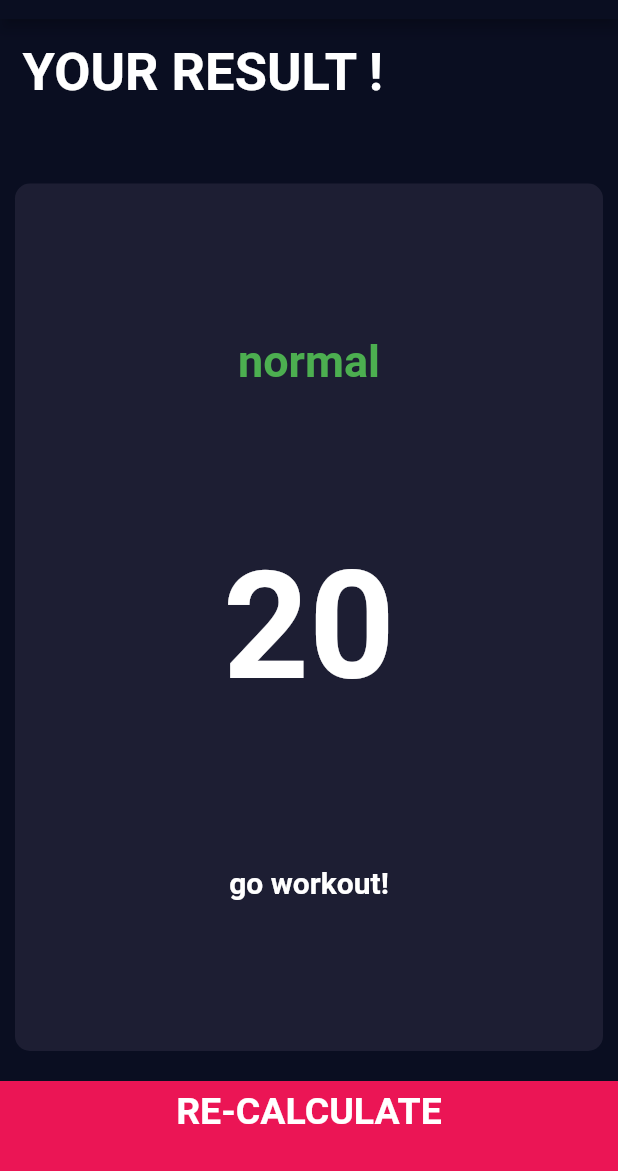
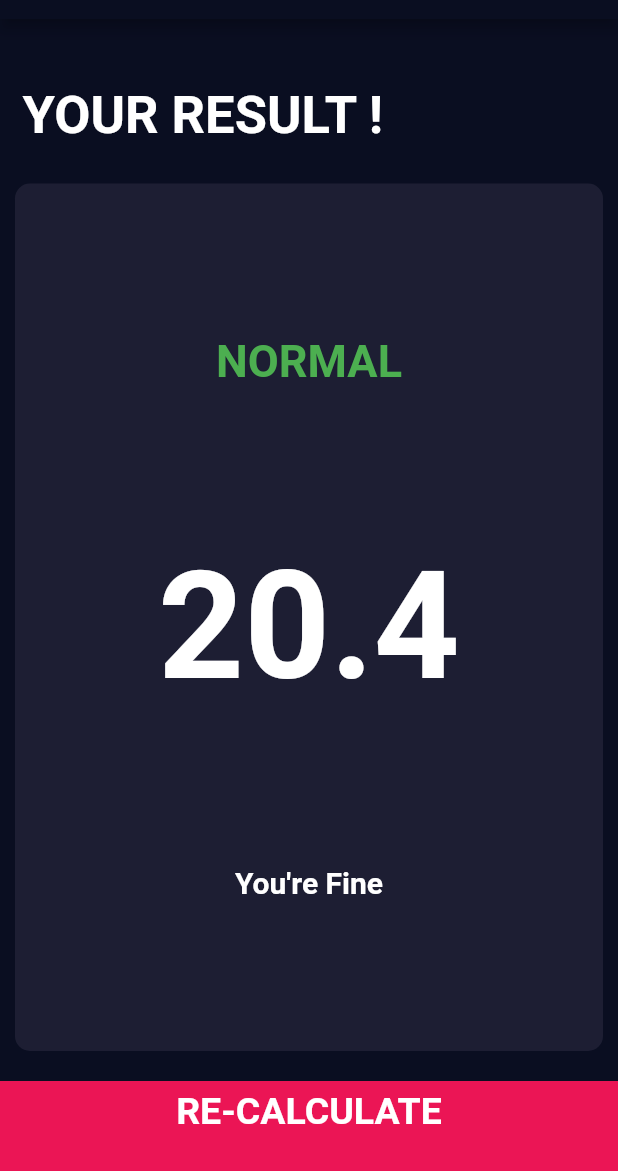
Before and after one commit to RohanUttamVeer/bmi_calculator, a Flutter app: the screen it shows after launch, after a tap on "CALCULATE", on a phone screen of 412 x 824 dp, the part 65-1236 px from its top. Run offline on Flutter 3.47's test engine with Material 2 defaults, Android fonts, the phone set to English and light mode, and no system bars; our stand-ins replace font_awesome_flutter.

Commit message:
bmi result displayes

```diff
--- /dev/null
+++ b/lib/bmi_brain.dart
@@ -0,0 +1,34 @@
+import 'dart:math';
+
+class CalBrain {
+  CalBrain({required this.height, required this.weight});
+  final int height;
+  final int weight;
+
+  double _bmi = 0;
+//create a function calBMI
+  String calBMI() {
+    _bmi = weight / pow(height / 100, 2);
+    return _bmi.toStringAsFixed(1);
+  }
+
+  String getResult() {
+    if (_bmi >= 25) {
+      return 'OVERWEIGHT';
+    } else if (_bmi > 18.5) {
+      return 'NORMAL';
+    } else {
+      return 'UNDERWEIGHT';
+    }
+  }
+
+  String getInterpretation() {
+    if (_bmi >= 25) {
+      return 'Go Workout!';
+    } else if (_bmi > 18.5) {
+      return 'You\'re Fine';
+    } else {
+      return 'Eat More';
+    }
+  }
+}
--- /dev/null
+++ b/lib/components/const.dart
@@ -0,0 +1 @@
+// TODO Implement this library.
--- a/lib/icon_content.dart
+++ b/lib/components/icon_content.dart
@@ -1,5 +1,5 @@
 import 'package:flutter/material.dart';
-import 'const.dart';
+import '../const.dart';
 
 class LabelWidget extends StatelessWidget {
   LabelWidget({this.gender, this.genderIcon});
--- a/lib/main.dart
+++ b/lib/main.dart
@@ -1,5 +1,5 @@
+import 'package:bmi_calculator/screens/input_page.dart';
 import 'package:flutter/material.dart';
-import 'input_page.dart';
 
 void main() => runApp(BMICalculator());
 
--- a/lib/input_page.dart
+++ b/lib/screens/input_page.dart
@@ -1,9 +1,10 @@
-import 'package:bmi_calculator/result_page.dart';
+import 'package:bmi_calculator/bmi_brain.dart';
+import 'package:bmi_calculator/components/icon_content.dart';
+import 'package:bmi_calculator/components/reuseable_card.dart';
+import 'package:bmi_calculator/screens/result_page.dart';
 import 'package:flutter/material.dart';
 import 'package:font_awesome_flutter/font_awesome_flutter.dart';
-import 'const.dart';
-import 'icon_content.dart';
-import 'reuseable_card.dart';
+import '../const.dart';
 
 enum Gender {
   male,
@@ -206,22 +207,48 @@ class _InputPageState extends State<InputPage> {
               ],
             ),
           ),
-          GestureDetector(
+          BottomButton(
+            buttonTap: () {
+              setState(() {
+                CalBrain calc = CalBrain(height: height, weight: weight);
+                Navigator.push(
+                  context,
+                  MaterialPageRoute(
+                    builder: (context) => ResultPage(
+                      bmiResult: calc.calBMI(),
+                      interpretation: calc.getInterpretation(),
+                      resultText: calc.getResult(),
+                    ),
+                  ),
+                );
+              });
+            },
+            buttonTitle: 'CALCULATE',
+          ),
+        ],
+      ),
+    );
+  }
+}
+
+class BottomButton extends StatelessWidget {
+  BottomButton({required this.buttonTap, required this.buttonTitle});
+  final Function buttonTap;
+  final String buttonTitle;
+
+  @override
+  Widget build(BuildContext context) {
+    return GestureDetector(
       onTap: () {
-              setState(() {
-                Navigator.push(context,
-                    MaterialPageRoute(builder: (context) => ResultPage()));
-              });
+        buttonTap.call();
       },
       child: Container(
         child: Center(
           child: Text(
-                  'CALCULATE',
+            buttonTitle,
             textAlign: TextAlign.center,
             style: TextStyle(
-                      color: Colors.white,
-                      fontSize: 25,
-                      fontWeight: FontWeight.bold),
+                color: Colors.white, fontSize: 25, fontWeight: FontWeight.bold),
           ),
         ),
         color: kColorAccent,
@@ -229,9 +256,6 @@ class _InputPageState extends State<InputPage> {
         padding: EdgeInsets.only(bottom: 20.0),
         width: double.infinity,
         height: kBottomContainerHeight,
-            ),
-          ),
-        ],
       ),
     );
   }
--- a/lib/result_page.dart
+++ b/lib/screens/result_page.dart
@@ -1,9 +1,13 @@
+import 'package:bmi_calculator/components/reuseable_card.dart';
 import 'package:bmi_calculator/const.dart';
-import 'package:bmi_calculator/reuseable_card.dart';
 import 'package:flutter/material.dart';
+import 'input_page.dart';
 
 class ResultPage extends StatelessWidget {
-  const ResultPage({Key? key}) : super(key: key);
+  ResultPage({required this.bmiResult, required this.resultText, required this.interpretation});
+  final String bmiResult;
+  final String resultText;
+  final String interpretation;
 
   @override
   Widget build(BuildContext context) {
@@ -17,14 +21,13 @@ class ResultPage extends StatelessWidget {
         children: [
           Expanded(
               child: Container(
-            child: Padding(
-              padding: const EdgeInsets.only(top: 15.0, left: 15.0),
+            padding: const EdgeInsets.all(15.0),
+            alignment: Alignment.bottomLeft,
             child: Text(
               'YOUR RESULT !',
               style: TextStyle(
                 fontSize: 35,
                 fontWeight: FontWeight.bold,
-                ),
               ),
             ),
           )),
@@ -37,46 +40,31 @@ class ResultPage extends StatelessWidget {
                   crossAxisAlignment: CrossAxisAlignment.center,
                   children: [
                     Text(
-                      'normal',
+                      resultText,
                       style: TextStyle(
                           color: Colors.green,
                           fontWeight: FontWeight.bold,
                           fontSize: 30),
                     ),
                     Text(
-                      '20',
+                      bmiResult,
                       style:
                           TextStyle(fontSize: 100, fontWeight: FontWeight.bold),
                     ),
                     Text(
-                      'go workout!',
+                      interpretation,
                       style:
                           TextStyle(fontSize: 20, fontWeight: FontWeight.bold),
                     ),
                   ],
                 ),
               )),
-          GestureDetector(
-            onTap: () {
+          BottomButton(
+            buttonTap: () {
               Navigator.pop(context);
             },
-            child: Container(
-              child: Center(
-                child: Text(
-                  'RE-CALCULATE',
-                  style: TextStyle(
-                      color: Colors.white,
-                      fontSize: 25,
-                      fontWeight: FontWeight.bold),
+            buttonTitle: 'RE-CALCULATE',
           ),
-              ),
-              color: kColorAccent,
-              margin: EdgeInsets.only(top: 10.0),
-              padding: EdgeInsets.only(bottom: 20.0),
-              width: double.infinity,
-              height: kBottomContainerHeight,
-            ),
-          )
         ],
       ),
     );
```
Also changed, not shown: lib/components/reuseable_card.dart (renamed from lib/reuseable_card.dart). Lines whose indentation alone changed are shown as unchanged.
